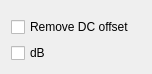
This is src/main/ui/spectrumplotter.ui in sstucker/PyImageOCT as Qt 5 draws it before an edit. The edited form follows.
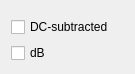
This is the edited form.

What changed in the file:
```diff
--- a/src/main/ui/spectrumplotter.ui
+++ b/src/main/ui/spectrumplotter.ui
@@ -17,7 +17,7 @@
       <string>Subtract DC value from vizualized spectrum. The DC signal is simply the average dark image on the spectrometer</string>
      </property>
      <property name="text">
-      <string>Remove DC offset</string>
+      <string>DC-subtracted</string>
      </property>
     </widget>
    </item>
```
Left out of the diff: 2 changed lines with no effect on the pictures.
